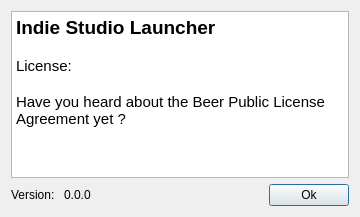
This is QtInterface/about.ui in Pierre-Narcisi/Babel as Qt 5 draws it before an edit. The edited form follows.
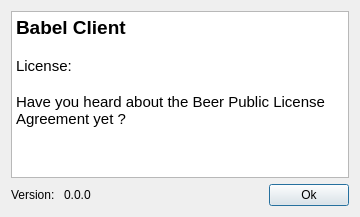
This is the edited form.

The edit to the form file:
```diff
--- a/QtInterface/about.ui
+++ b/QtInterface/about.ui
@@ -27,7 +27,7 @@
 &lt;html&gt;&lt;head&gt;&lt;meta name=&quot;qrichtext&quot; content=&quot;1&quot; /&gt;&lt;style type=&quot;text/css&quot;&gt;
 p, li { white-space: pre-wrap; }
 &lt;/style&gt;&lt;/head&gt;&lt;body style=&quot; font-family:'Ubuntu'; font-size:11pt; font-weight:400; font-style:normal;&quot;&gt;
-&lt;p style=&quot; margin-top:0px; margin-bottom:0px; margin-left:0px; margin-right:0px; -qt-block-indent:0; text-indent:0px;&quot;&gt;&lt;span style=&quot; font-size:14pt; font-weight:600;&quot;&gt;Indie Studio Launcher&lt;/span&gt;&lt;/p&gt;
+&lt;p style=&quot; margin-top:0px; margin-bottom:0px; margin-left:0px; margin-right:0px; -qt-block-indent:0; text-indent:0px;&quot;&gt;&lt;span style=&quot; font-size:14pt; font-weight:600;&quot;&gt;Babel Client&lt;/span&gt;&lt;/p&gt;
 &lt;p style=&quot;-qt-paragraph-type:empty; margin-top:0px; margin-bottom:0px; margin-left:0px; margin-right:0px; -qt-block-indent:0; text-indent:0px;&quot;&gt;&lt;br /&gt;&lt;/p&gt;
 &lt;p style=&quot; margin-top:0px; margin-bottom:0px; margin-left:0px; margin-right:0px; -qt-block-indent:0; text-indent:0px;&quot;&gt;License:&lt;/p&gt;
 &lt;p style=&quot;-qt-paragraph-type:empty; margin-top:0px; margin-bottom:0px; margin-left:0px; margin-right:0px; -qt-block-indent:0; text-indent:0px;&quot;&gt;&lt;br /&gt;&lt;/p&gt;
```
